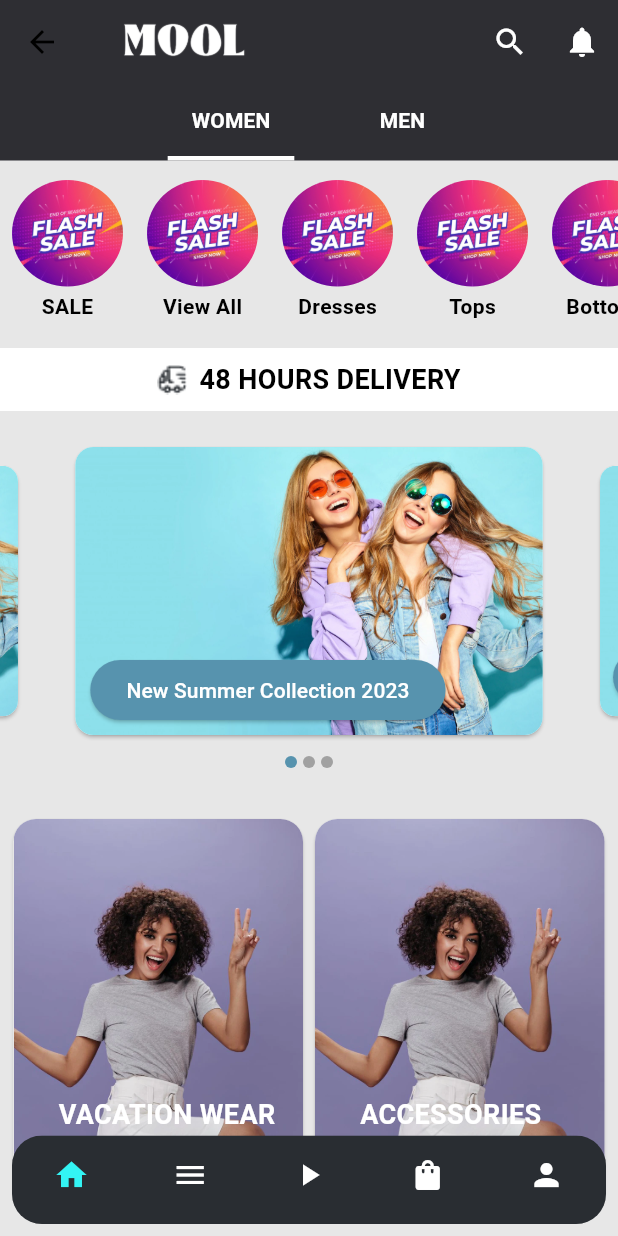
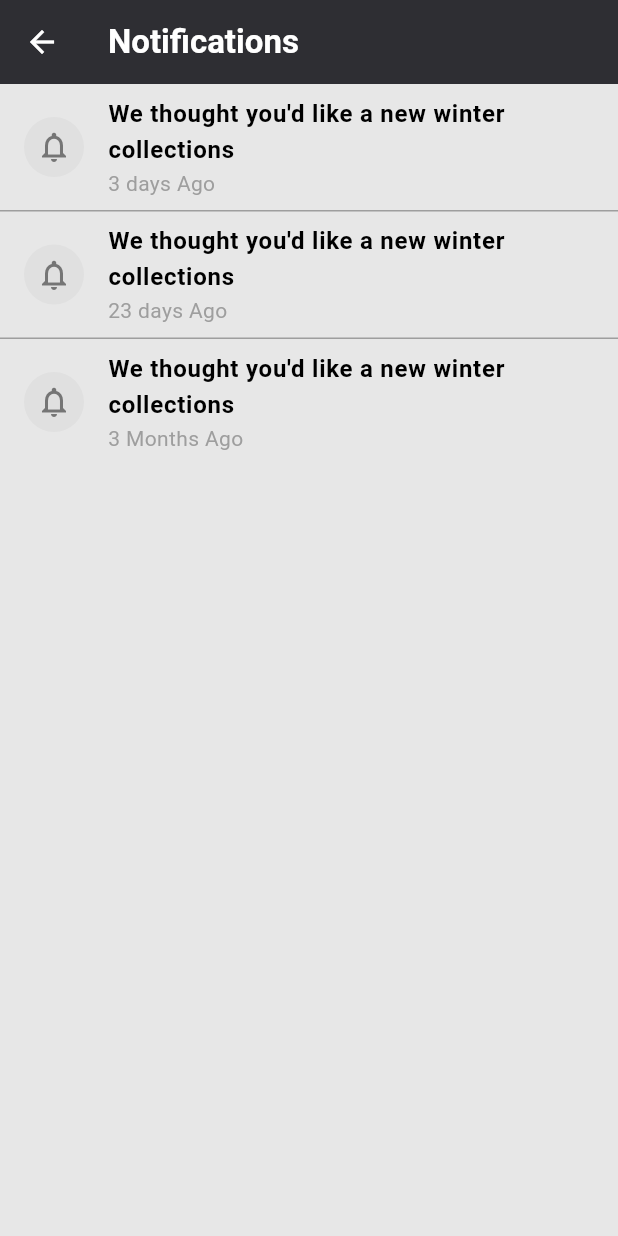
Before and after one commit to zezoamr/obelion-MOOL-flutter, a Flutter app: the HomeScreen screen opened directly, after a tap on the "notifications" icon, on a phone screen of 412 x 824 dp. Run offline on Flutter 3.47's test engine with Material 3 defaults, Android fonts, the light colour scheme and no system bars; drawn by our look-alikes of carousel_slider; our stand-ins replace flutter_svg.

Commit message:
feat notifications screen and customNotification object

```diff
--- /dev/null
+++ b/flutter_mool/lib/data/notification.dart
@@ -0,0 +1,6 @@
+class customNotification {
+  final String message;
+  final String time;
+
+  customNotification(this.message, this.time);
+}
--- a/flutter_mool/lib/screens/home_screen.dart
+++ b/flutter_mool/lib/screens/home_screen.dart
@@ -1,5 +1,6 @@
 import 'package:flutter/material.dart';
 import 'package:flutter_mool/data/SectionItem.dart';
+import 'package:flutter_mool/screens/notifications_screen.dart';
 // import 'package:flutter_mool/screens/categories_screen.dart';
 import 'package:flutter_mool/widgets/custom_bottomnavbar.dart';
 import 'package:carousel_slider/carousel_slider.dart';
@@ -39,7 +40,12 @@ class _HomeScreenState extends State<HomeScreen> {
               icon: Icon(Icons.search, color: Colors.white), onPressed: () {}),
           IconButton(
               icon: Icon(Icons.notifications, color: Colors.white),
-              onPressed: () {}),
+              onPressed: () {
+                Navigator.push(
+                  context,
+                  MaterialPageRoute(builder: (context) => NotificationScreen()),
+                );
+              }),
         ],
       ),
       body: Stack(
--- /dev/null
+++ b/flutter_mool/lib/screens/notifications_screen.dart
@@ -0,0 +1,55 @@
+import 'package:flutter/material.dart';
+
+import '../data/notification.dart';
+
+class NotificationScreen extends StatelessWidget {
+  final List<customNotification> notifications = [
+    customNotification(
+        "We thought you'd like a new winter collections", "3 days Ago"),
+    customNotification(
+        "We thought you'd like a new winter collections", "23 days Ago"),
+    customNotification(
+        "We thought you'd like a new winter collections", "3 Months Ago"),
+  ];
+
+  @override
+  Widget build(BuildContext context) {
+    return Scaffold(
+      backgroundColor: const Color.fromARGB(255, 231, 231, 231),
+      appBar: AppBar(
+        backgroundColor: const Color.fromARGB(255, 46, 46, 51),
+        elevation: 0,
+        leading: IconButton(
+          icon: Icon(Icons.arrow_back, color: Colors.white),
+          onPressed: () => Navigator.of(context).pop(),
+        ),
+        title: Text(
+          'Notifications',
+          style: TextStyle(color: Colors.white, fontWeight: FontWeight.bold),
+        ),
+      ),
+      body: ListView.separated(
+        itemCount: notifications.length,
+        separatorBuilder: (context, index) =>
+            Divider(height: 1, color: Colors.grey),
+        itemBuilder: (context, index) {
+          return ListTile(
+            leading: CircleAvatar(
+              backgroundColor: Colors.grey[300],
+              child:
+                  Icon(Icons.notifications_outlined, color: Colors.grey[600]),
+            ),
+            title: Text(
+              notifications[index].message,
+              style: TextStyle(fontWeight: FontWeight.bold),
+            ),
+            subtitle: Text(
+              notifications[index].time,
+              style: TextStyle(color: Colors.grey),
+            ),
+          );
+        },
+      ),
+    );
+  }
+}
```
